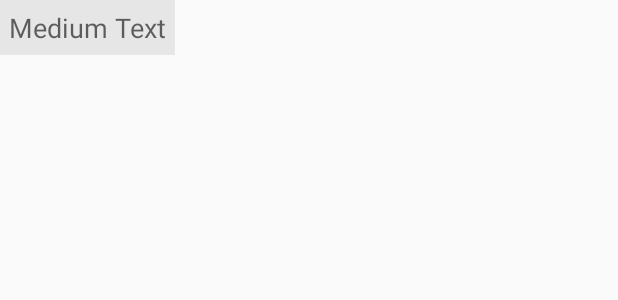
After one commit to kolemannix/marauders-map, an Android app: the layout marker_view.xml on its own in the app's theme, with its tools: preview values and no code run, on a phone screen of 412 x 824 dp. The commit adds this screen. Shown: the top 300 px of the screen. Run offline under Robolectric (Android 15) with nearby library versions, the phone set to English and light mode, and no system bars; network calls fail.

Commit message:
Custom marker view

```diff
--- /dev/null
+++ b/app/src/main/res/layout/marker_view.xml
@@ -0,0 +1,21 @@
+<?xml version="1.0" encoding="utf-8"?>
+<LinearLayout xmlns:android="http://schemas.android.com/apk/res/android"
+    android:orientation="vertical" android:layout_width="wrap_content"
+    android:layout_height="wrap_content">
+
+    <TextView
+        android:layout_width="wrap_content"
+        android:layout_height="wrap_content"
+        android:textAppearance="?android:attr/textAppearanceMedium"
+        android:text="Medium Text"
+        android:id="@+id/marker_text"
+        android:layout_gravity="center_horizontal"
+        android:background="#64c8c8c8"
+        android:padding="@dimen/abc_action_bar_overflow_padding_start_material" />
+
+    <ImageView
+        android:layout_width="wrap_content"
+        android:layout_height="wrap_content"
+        android:id="@+id/marker_icon"
+        android:layout_gravity="center_horizontal" />
+</LinearLayout>
```
Also changed, not shown: app/src/main/java/kolemannix/com/marauderandroid/MapActivity.java (+25 -15 lines), app/src/main/java/kolemannix/com/marauderandroid/MarkerUtil.java (added, +37 -0 lines).
